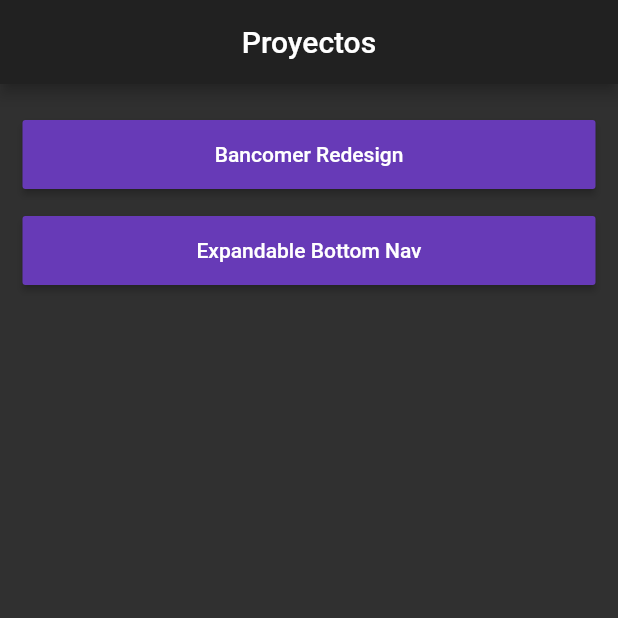
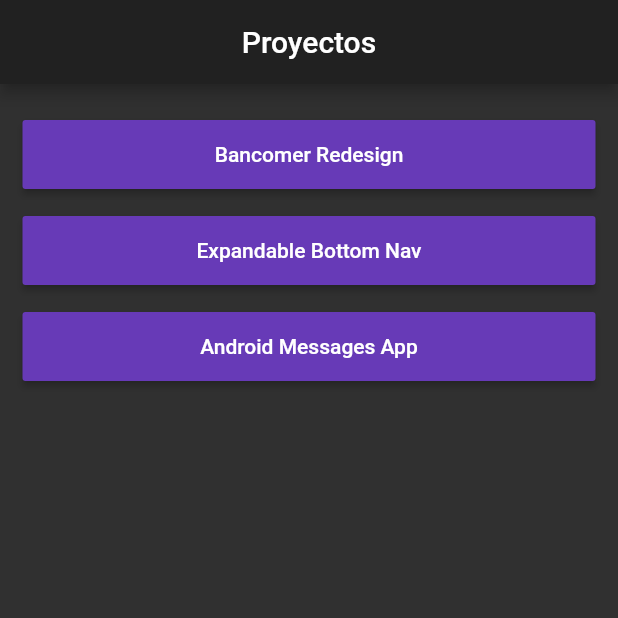
Before and after one commit to christopher-leal/flutter_challenges, a Flutter app: the screen it shows after launch, on a phone screen of 412 x 824 dp, the top half of it. Run offline on Flutter 3.47's test engine with Material 2 defaults, Android fonts, the phone set to English and light mode, and no system bars; our stand-ins replace faker.

Commit message:
button added to android messages

```diff
--- a/flutter_challenges/lib/main.dart
+++ b/flutter_challenges/lib/main.dart
@@ -1,4 +1,5 @@
 import 'package:flutter/material.dart';
+import 'package:flutter_challenges/challenges/android_messages/android_messages_main.dart';
 import 'package:flutter_challenges/challenges/bancomer_redesign/bancomer_redesign_main.dart';
 import 'package:flutter_challenges/challenges/expandable_bottom_nav/expandable_bottom_nav_main.dart';
 import 'package:flutter_challenges/utils/utils.dart';
@@ -25,10 +26,8 @@ class _BuildListMenu extends StatelessWidget {
         centerTitle: true,
         title: Text('Proyectos'),
       ),
-      body: Padding(
+      body: ListView(
         padding: const EdgeInsets.all(15.0),
-        child: Column(
-          crossAxisAlignment: CrossAxisAlignment.stretch,
         children: [
           Padding(
             padding: const EdgeInsets.symmetric(vertical: 8.0),
@@ -52,8 +51,18 @@ class _BuildListMenu extends StatelessWidget {
               },
             ),
           ),
+          Padding(
+            padding: const EdgeInsets.symmetric(vertical: 8.0),
+            child: MaterialButton(
+              color: Colors.deepPurple,
+              padding: const EdgeInsets.all(15.0),
+              child: Text('Android Messages App'),
+              onPressed: () {
+                Utils.navigateTo(context, AndroidMessagesAppMain());
+              },
+            ),
+          ),
         ],
-        ),
       ),
     );
   }
```
Lines whose indentation alone changed are shown as unchanged.
